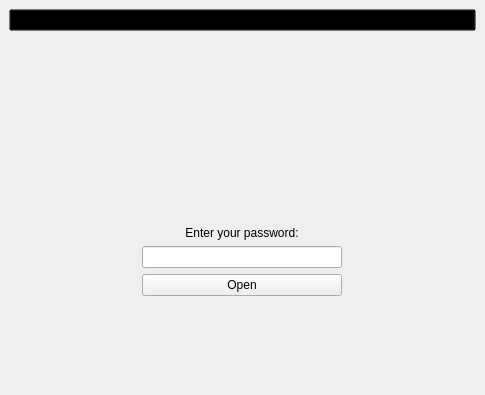
First picture: the form in src/PassSafe/mainwindow.ui, repository Nighty3098/PassManager, before the edit.
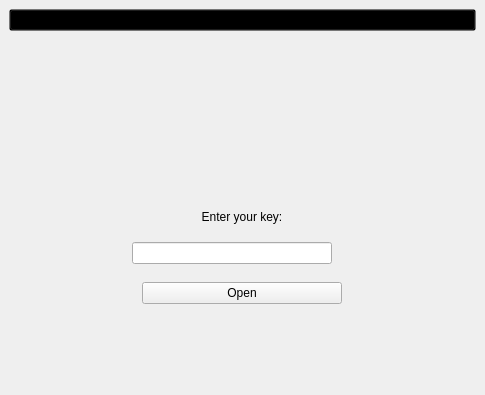
Second picture: the form after the edit. Icons and pictures are not drawn.

```diff
--- a/src/PassSafe/mainwindow.ui
+++ b/src/PassSafe/mainwindow.ui
@@ -50,34 +50,8 @@
       <property name="bottomMargin">
        <number>12</number>
       </property>
-      <item row="4" column="0">
-       <widget class="QLineEdit" name="user_password">
-        <property name="maximumSize">
-         <size>
-          <width>200</width>
-          <height>16777215</height>
-         </size>
-        </property>
-        <property name="alignment">
-         <set>Qt::AlignmentFlag::AlignCenter</set>
-        </property>
-       </widget>
-      </item>
-      <item row="5" column="0">
-       <widget class="QPushButton" name="login_button">
-        <property name="maximumSize">
-         <size>
-          <width>200</width>
-          <height>16777215</height>
-         </size>
-        </property>
-        <property name="text">
-         <string>Open</string>
-        </property>
-       </widget>
-      </item>
-      <item row="2" column="0">
-       <spacer name="verticalSpacer_2">
+      <item row="8" column="0">
+       <spacer name="verticalSpacer_3">
         <property name="orientation">
          <enum>Qt::Orientation::Vertical</enum>
         </property>
@@ -108,13 +82,26 @@
       <item row="3" column="0">
        <widget class="QLabel" name="label">
         <property name="text">
-         <string>Enter your password:</string>
+         <string>Enter your key:</string>
         </property>
         <property name="alignment">
          <set>Qt::AlignmentFlag::AlignCenter</set>
         </property>
        </widget>
       </item>
+      <item row="2" column="0">
+       <spacer name="verticalSpacer_2">
+        <property name="orientation">
+         <enum>Qt::Orientation::Vertical</enum>
+        </property>
+        <property name="sizeHint" stdset="0">
+         <size>
+          <width>20</width>
+          <height>40</height>
+         </size>
+        </property>
+       </spacer>
+      </item>
       <item row="0" column="0">
        <spacer name="verticalSpacer">
         <property name="orientation">
@@ -128,18 +115,134 @@
         </property>
        </spacer>
       </item>
-      <item row="6" column="0">
-       <spacer name="verticalSpacer_3">
-        <property name="orientation">
-         <enum>Qt::Orientation::Vertical</enum>
+      <item row="4" column="0">
+       <layout class="QHBoxLayout" name="horizontalLayout">
+        <property name="spacing">
+         <number>0</number>
         </property>
-        <property name="sizeHint" stdset="0">
-         <size>
-          <width>20</width>
-          <height>40</height>
-         </size>
+        <property name="sizeConstraint">
+         <enum>QLayout::SizeConstraint::SetNoConstraint</enum>
         </property>
-       </spacer>
+        <property name="leftMargin">
+         <number>12</number>
+        </property>
+        <property name="topMargin">
+         <number>12</number>
+        </property>
+        <property name="rightMargin">
+         <number>12</number>
+        </property>
+        <property name="bottomMargin">
+         <number>12</number>
+        </property>
+        <item>
+         <widget class="QLineEdit" name="user_password">
+          <property name="maximumSize">
+           <size>
+            <width>200</width>
+            <height>16777215</height>
+           </size>
+          </property>
+          <property name="echoMode">
+           <enum>QLineEdit::EchoMode::Password</enum>
+          </property>
+          <property name="alignment">
+           <set>Qt::AlignmentFlag::AlignCenter</set>
+          </property>
+         </widget>
+        </item>
+        <item>
+         <widget class="QPushButton" name="showPasswordButton">
+          <property name="minimumSize">
+           <size>
+            <width>20</width>
+            <height>20</height>
+           </size>
+          </property>
+          <property name="maximumSize">
+           <size>
+            <width>20</width>
+            <height>20</height>
+           </size>
+          </property>
+          <property name="sizeIncrement">
+           <size>
+            <width>1</width>
+            <height>1</height>
+           </size>
+          </property>
+          <property name="baseSize">
+           <size>
+            <width>1</width>
+            <height>1</height>
+           </size>
+          </property>
+          <property name="styleSheet">
+           <string notr="true">QPushButton {
+	background: transparent;
+	border: none;
+}
+
+QPushButton::active {
+	background: transparent;
+	border: none;
+}
+
+QPushButton::pressed {
+	background: transparent;
+	border: none;
+}
+
+QPushButton::hover {
+	background: transparent;
+	border: none;
+}</string>
+          </property>
+          <property name="text">
+           <string/>
+          </property>
+          <property name="icon">
+           <iconset resource="resources.qrc">
+            <normaloff>:/resources/eye.png</normaloff>:/resources/eye.png</iconset>
+          </property>
+          <property name="iconSize">
+           <size>
+            <width>12</width>
+            <height>12</height>
+           </size>
+          </property>
+         </widget>
+        </item>
+       </layout>
+      </item>
+      <item row="5" column="0">
+       <layout class="QHBoxLayout" name="horizontalLayout_2">
+        <property name="leftMargin">
+         <number>0</number>
+        </property>
+        <property name="topMargin">
+         <number>0</number>
+        </property>
+        <property name="rightMargin">
+         <number>0</number>
+        </property>
+        <property name="bottomMargin">
+         <number>0</number>
+        </property>
+        <item>
+         <widget class="QPushButton" name="login_button">
+          <property name="maximumSize">
+           <size>
+            <width>200</width>
+            <height>16777215</height>
+           </size>
+          </property>
+          <property name="text">
+           <string>Open</string>
+          </property>
+         </widget>
+        </item>
+       </layout>
       </item>
      </layout>
     </item>
```
Left out of the diff: 4 changed lines with no effect on the pictures.
